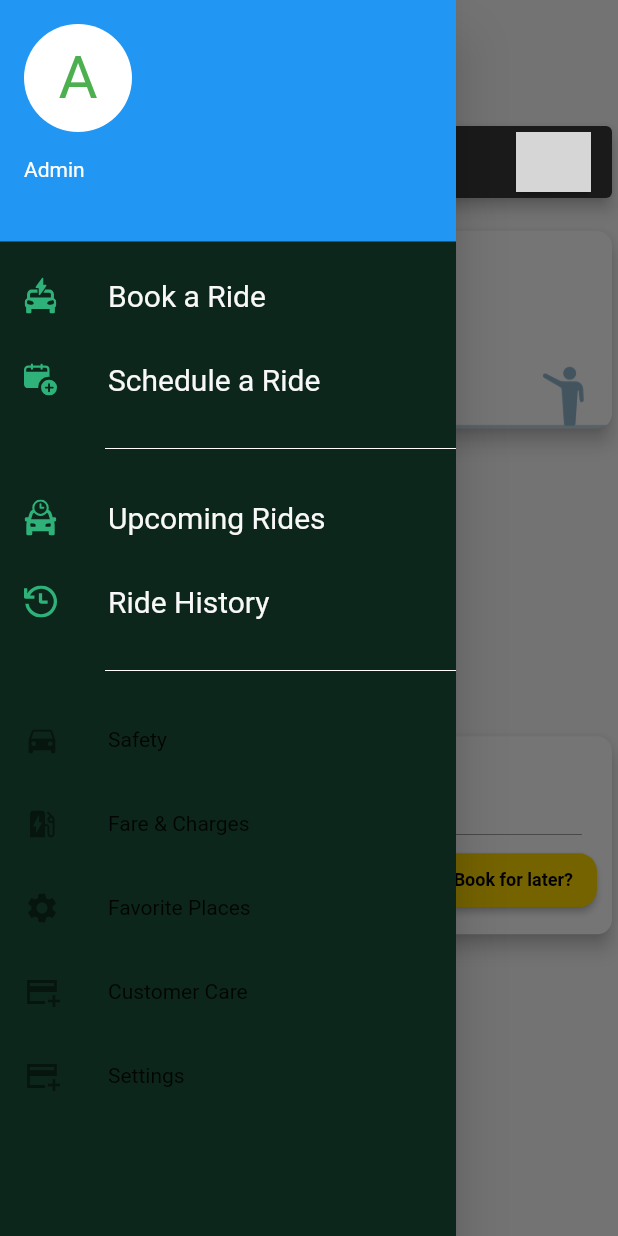
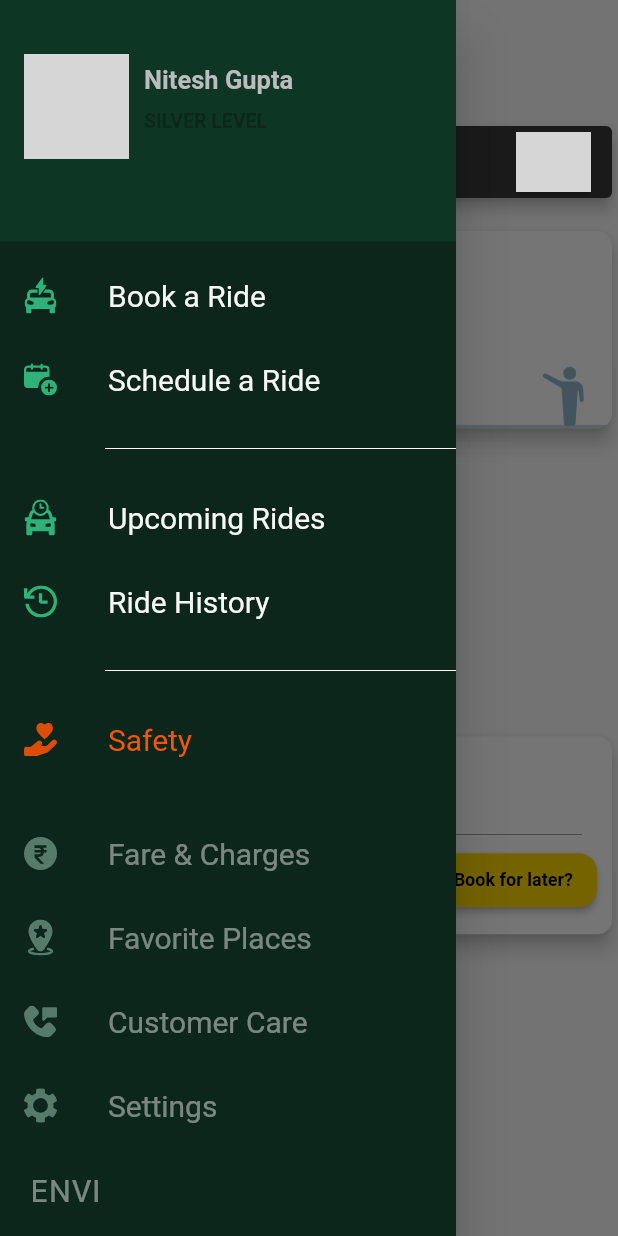
Before and after one commit to SumitTrivedi073/EnviUserFlutter, a Flutter app: the HomePage screen opened directly, with the side drawer open, on a phone screen of 412 x 824 dp. Run offline on Flutter 3.47's test engine with Material 2 defaults, Android fonts, the phone set to English and light mode, and no system bars; our stand-ins replace flutter_svg, fluttertoast, shared_preferences; accounts and stored records are empty; network calls fail; project files that could hold a hidden picture were left out; grey boxes are pictures that could not be loaded.

Commit message:
navigation complete

```diff
--- /dev/null
+++ b/lib/controller/ridehistory/ridehistoryPage.dart
@@ -0,0 +1,25 @@
+import 'package:envi/uiwidget/appbarInside.dart';
+import 'package:flutter/cupertino.dart';
+import 'package:flutter/material.dart';
+
+class RideHistoryPage extends StatefulWidget {
+
+  @override
+  State<RideHistoryPage> createState() => _RideHistoryPageState();
+}
+
+class _RideHistoryPageState extends State<RideHistoryPage> {
+
+  @override
+  Widget build(BuildContext context) {
+    return Scaffold(
+
+      body:  Column(
+        children: const [
+          AppBarInsideWidget(title: "Ride History",),
+
+        ],
+      ),
+    );
+  }
+}
--- a/lib/main.dart
+++ b/lib/main.dart
@@ -1,4 +1,5 @@
 import 'package:envi/UiWidget/cardbanner.dart';
+import 'package:envi/controller/ridehistory/ridehistoryPage.dart';
 import 'package:envi/theme/theme.dart';
 import 'package:envi/theme/responsive.dart';
 import 'package:envi/web_service/Constant.dart';
@@ -19,6 +20,7 @@ class MyApp extends StatelessWidget {
 
   @override
   Widget build(BuildContext context) {
+
     return MaterialApp(
       title: 'Envi',
       debugShowCheckedModeBanner: false,
@@ -32,7 +34,8 @@ class MyApp extends StatelessWidget {
         home: MainEntryPoint(),
         routes: {
           pageRoutes.login: (context) => Loginpage(),
-          pageRoutes.setting: (context) => HomePage(title: "title"),
+          pageRoutes.homeMaster: (context) => HomePage(title: "title"),
+          pageRoutes.ridehistories:(context) => RideHistoryPage(),
         },
       )
     );
--- a/lib/theme/color.dart
+++ b/lib/theme/color.dart
@@ -9,6 +9,10 @@ class AppColor {
   static const lightwhite = Color(0xFFF8F8F8);
   static const grey = Color(0xFFBCBCBC);
   static const drawercontainer = Color(0xFF0D261B);
+static const drawertop = Color(0xFF0D3624);
+  static const red = Color(0xFFF75600);
+
+  static const lightText = Color.fromRGBO(255, 255, 255, 0.45);
 }
 var greyblack = 0xFF393939;
 var baigni = 0xFFC581FF;
--- a/lib/theme/theme.dart
+++ b/lib/theme/theme.dart
@@ -11,7 +11,23 @@ ThemeData appTheme() {
 getPadding({@required context, top: 0.0, right: 0.0, bottom: 0.0, left: 0.0}) {
   return EdgeInsets.only(top: top, right: right, bottom: bottom, left: left);
 }
-
+getsmallNetworkImage(context, path) {
+  if (path != null && path != null) {
+    return CircleAvatar(radius: 18,foregroundImage:NetworkImage(path) ) ;//Image.network(path,height: 40, fit: BoxFit.cover);
+  } else {
+    return Container(
+      color: colorThemeData['backgroundColor'],
+      alignment: Alignment.center,
+      child: Text(
+        'No Image Uploaded',
+        style: TextStyle(
+            fontSize: 5,
+            fontWeight: FontWeight.bold,
+            color: colorThemeData['secondaryTextColor']),
+      ),
+    );
+  }
+}
 
 
 getStatusColor(context, status) {
--- /dev/null
+++ b/lib/uiwidget/appbarInside.dart
@@ -0,0 +1,131 @@
+
+import 'package:envi/uiwidget/robotoTextWidget.dart';
+import 'package:flutter/material.dart';
+import 'package:flutter_svg/svg.dart';
+
+import '../theme/color.dart';
+
+
+class AppBarInsideWidget extends StatelessWidget{
+  const AppBarInsideWidget({Key? key, required this.title}) : super(key: key);
+  final String title;
+  // @override
+  // State<StatefulWidget> createState() => _AppBarInsidePageState();
+
+  @override
+  Widget build(BuildContext context) {
+    // TODO: implement build
+    return Container(
+      height: 150,
+      child: Stack(
+        children: <Widget>[
+          Positioned(
+            top: 80.0,
+            left: 0.0,
+            right: 0.0,
+            child: Card(
+              elevation: 4,
+              color: Color(greyblack),
+              child: Container(
+                padding: const EdgeInsets.symmetric(horizontal: 10.0),
+                child: Row(
+                  mainAxisAlignment: MainAxisAlignment.spaceBetween,
+
+                  children: [
+                    IconButton(
+                      icon: SvgPicture.asset(
+                        "assets/svg/chevron-back-button.svg",
+                        width: 22,
+                        height: 24,
+
+                      ),
+                      onPressed: () {
+                        Navigator.pop(context);
+                      },
+                    ),
+
+                    Container(
+                      alignment: Alignment.center,
+                      child: Row(
+                        children: [
+                          robotoTextWidget(textval: title,colorval: AppColor.lightwhite,sizeval: 18.0,fontWeight: FontWeight.bold,),
+                        ],
+                      ),
+                    ),
+
+                    Card(
+                      child: Image.network("https://i.picsum.photos/id/1001/5616/3744.jpg?hmac=38lkvX7tHXmlNbI0HzZbtkJ6_wpWyqvkX4Ty6vYElZE",
+                        fit: BoxFit.fill,height: 40,
+                        width: 40,),
+                    )
+                  ],
+                ),
+              ),
+            ),
+          ),
+        ],
+      ),
+    );
+  }
+}
+
+// class _AppBarInsidePageState extends State<AppBarInsideWidget> {
+//
+//
+//   @override
+//   Widget build(BuildContext context) {
+//     // TODO: implement build
+//     return Container(
+//       height: 150,
+//       child: Stack(
+//         children: <Widget>[
+//           Positioned(
+//             top: 80.0,
+//             left: 0.0,
+//             right: 0.0,
+//             child: Card(
+//               elevation: 4,
+//               color: Color(greyblack),
+//               child: Container(
+//                 padding: const EdgeInsets.symmetric(horizontal: 10.0),
+//                 child: Row(
+//                   mainAxisAlignment: MainAxisAlignment.spaceBetween,
+//
+//                   children: [
+//                     IconButton(
+//                       icon: SvgPicture.asset(
+//                         "assets/svg/chevron-back-button.svg",
+//                         width: 22,
+//                         height: 24,
+//
+//                       ),
+//                       onPressed: () {
+//                         Navigator.pop(context);
+//                       },
+//                     ),
+//
+//                     Container(
+//                       alignment: Alignment.center,
+//                       child: Row(
+//                         children: [
+//                           robotoTextWidget(textval: widget.title,colorval: AppColor.lightwhite,sizeval: 18.0,fontWeight: FontWeight.bold,),
+//                         ],
+//                       ),
+//                     ),
+//
+//                     Card(
+//                       child: Image.network("https://i.picsum.photos/id/1001/5616/3744.jpg?hmac=38lkvX7tHXmlNbI0HzZbtkJ6_wpWyqvkX4Ty6vYElZE",
+//                         fit: BoxFit.fill,height: 40,
+//                         width: 40,),
+//                     )
+//                   ],
+//                 ),
+//               ),
+//             ),
+//           ),
+//         ],
+//       ),
+//     );
+//
+//   }
+// }
--- a/lib/uiwidget/navigationdrawer.dart
+++ b/lib/uiwidget/navigationdrawer.dart
@@ -1,8 +1,10 @@
 import 'package:envi/uiwidget/robotoTextWidget.dart';
+import 'package:envi/uiwidget/sfcompactTextWidget.dart';
 import 'package:flutter/material.dart';
 import 'package:flutter_svg/svg.dart';
 import 'package:shared_preferences/shared_preferences.dart';
 import '../theme/color.dart';
+import '../theme/theme.dart';
 import '../web_service/Constant.dart';
 import 'package:envi/UiWidget/pageRoutes.dart';
 
@@ -32,25 +34,62 @@ class _NavigationPageState extends State<NavigationDrawer> {
   Widget build(BuildContext context) {
     // TODO: implement build
     return Drawer(
-      child: Container(color: c1
-        ,
+      child: Container(color: AppColor.drawercontainer,
         child: ListView(
           // Important: Remove any padding from the ListView.
           padding: EdgeInsets.zero,
           children: <Widget>[
-            UserAccountsDrawerHeader(
+            DrawerHeader(
+              decoration: const BoxDecoration(
+                color: AppColor.drawertop,
+              ),
+              child: Container(
+                child: Column(
+                    mainAxisAlignment: MainAxisAlignment.start,
+                    crossAxisAlignment: CrossAxisAlignment.center,
+                    children: [
+                      Row(
+                          mainAxisAlignment: MainAxisAlignment.start,
+                          children: [
+                            Container(
+                              height: 70.0,
+                              width: 70.0,
+                              margin: const EdgeInsets.only(top: 20.0),
+                              decoration: const BoxDecoration(
+                                color: Colors.white,
+                                shape: BoxShape.circle,
+                              ),
+                              child: ClipRRect(
+                                borderRadius: BorderRadius.circular(50.0),
+                                child: getsmallNetworkImage(context
+                                    ,"https://i.picsum.photos/id/1001/5616/3744.jpg?hmac=38lkvX7tHXmlNbI0HzZbtkJ6_wpWyqvkX4Ty6vYElZE"),
+                              ),
+                            ),
 
-              accountName: const Text("Admin", style: TextStyle(color: Colors.white)),
-              accountEmail:
-              Text(email ?? "", style: const TextStyle(color: Colors.white)),
-              currentAccountPicture: const CircleAvatar(
-                backgroundColor: Colors.white,
-                child: Text(
-                  "A",
-                  style: TextStyle(fontSize: 40.0, color: Colors.green),
+                            const SizedBox(
+                              width: 10,
+                            ),
+                            userDetails(),
+                          ]
+                      ),
+
+                    ]
                 ),
               ),
             ),
+            // UserAccountsDrawerHeader(
+            //
+            //   accountName: const Text("Admin", style: TextStyle(color: Colors.white)),
+            //   accountEmail:
+            //   Text(email ?? "", style: const TextStyle(color: Colors.white)),
+            //   currentAccountPicture: const CircleAvatar(
+            //     backgroundColor: Colors.white,
+            //     child: Text(
+            //       "A",
+            //       style: TextStyle(fontSize: 40.0, color: Colors.green),
+            //     ),
+            //   ),
+            // ),
             ListTile(
               leading:  SvgPicture.asset(
                 "assets/svg/book-ride.svg",
@@ -58,7 +97,7 @@ class _NavigationPageState extends State<NavigationDrawer> {
                 height: 24,
 
               ),
-              title:robotoTextWidget(textval: MenuBookaRide,colorval: AppColor.lightwhite,sizeval: 20.0,fontWeight: FontWeight.normal,),// Text(MenuBookaRide,style: TextStyle(fontSize: 20.0, color: Colors.white, fontFamily: 'Roboto'),),
+              title:robotoTextWidget(textval: menuBookaRide,colorval: AppColor.lightwhite,sizeval: 20.0,fontWeight: FontWeight.normal,),// Text(MenuBookaRide,style: TextStyle(fontSize: 20.0, color: Colors.white, fontFamily: 'Roboto'),),
               onTap: () {
                 Navigator.pushReplacementNamed(context, pageRoutes.homeMaster);
               },
@@ -71,7 +110,7 @@ class _NavigationPageState extends State<NavigationDrawer> {
                 height: 24,
 
               ),
-              title:robotoTextWidget(textval: MenuScheduleaRide,colorval: AppColor.lightwhite,sizeval: 20.0,fontWeight: FontWeight.normal,),// Text(MenuBookaRide,style: TextStyle(fontSize: 20.0, color: Colors.white, fontFamily: 'Roboto'),),
+              title:robotoTextWidget(textval: menuScheduleaRide,colorval: AppColor.lightwhite,sizeval: 20.0,fontWeight: FontWeight.normal,),// Text(MenuBookaRide,style: TextStyle(fontSize: 20.0, color: Colors.white, fontFamily: 'Roboto'),),
               onTap: () {
                 Navigator.pushReplacementNamed(context, pageRoutes.homeMaster);
               },
@@ -96,7 +135,7 @@ class _NavigationPageState extends State<NavigationDrawer> {
                 height: 24,
 
               ),
-              title:robotoTextWidget(textval: MenuUpcomingRide,colorval: AppColor.lightwhite,sizeval: 20.0,fontWeight: FontWeight.normal,),// Text(MenuBookaRide,style: TextStyle(fontSize: 20.0, color: Colors.white, fontFamily: 'Roboto'),),
+              title:robotoTextWidget(textval: menuUpcomingRide,colorval: AppColor.lightwhite,sizeval: 20.0,fontWeight: FontWeight.normal,),
               onTap: () {
                 Navigator.pushReplacementNamed(context, pageRoutes.homeMaster);
               },
@@ -109,9 +148,10 @@ class _NavigationPageState extends State<NavigationDrawer> {
                 height: 24,
 
               ),
-              title:robotoTextWidget(textval: MenuRideHistory,colorval: AppColor.lightwhite,sizeval: 20.0,fontWeight: FontWeight.normal,),// Text(MenuBookaRide,style: TextStyle(fontSize: 20.0, color: Colors.white, fontFamily: 'Roboto'),),
+              title:robotoTextWidget(textval: menuRideHistory,colorval: AppColor.lightwhite,sizeval: 20.0,fontWeight: FontWeight.normal,),// Text(MenuBookaRide,style: TextStyle(fontSize: 20.0, color: Colors.white, fontFamily: 'Roboto'),),
               onTap: () {
-                Navigator.pushReplacementNamed(context, pageRoutes.homeMaster);
+
+                Navigator.pushReplacementNamed(context, pageRoutes.ridehistories);
               },
             ),
             const SizedBox(
@@ -128,44 +168,76 @@ class _NavigationPageState extends State<NavigationDrawer> {
               height: 10,
             ),
 
+            ListTile(
+              leading:  SvgPicture.asset(
+                "assets/svg/safety.svg",
+                width: 22,
+                height: 24,
+
+              ),
+              title:robotoTextWidget(textval: menuSafety,colorval: AppColor.red,sizeval: 20.0,fontWeight: FontWeight.normal,),// Text(MenuBookaRide,style: TextStyle(fontSize: 20.0, color: Colors.white, fontFamily: 'Roboto'),),
+              onTap: () {
+                Navigator.pushReplacementNamed(context, pageRoutes.homeMaster);
+              },
+            ),
+            const SizedBox(
+              height: 20,
+            ),
+            ListTile(
+              leading:  SvgPicture.asset(
+                "assets/svg/fare-charges.svg",
+                width: 22,
+                height: 24,
+
+              ),
+              title:robotoTextWidget(textval: menuFareCharges,colorval: AppColor.lightText,sizeval: 20.0,fontWeight: FontWeight.normal,),
+              onTap: () {
+                Navigator.pushReplacementNamed(context, pageRoutes.homeMaster);
+              },
+            ),
 
             ListTile(
-              leading: const Icon(Icons.directions_car),
-              title: Text(MenuSafety),
+              leading:  SvgPicture.asset(
+                "assets/svg/favorite-places.svg",
+                width: 22,
+                height: 24,
+
+              ),
+              title:robotoTextWidget(textval: menuFavoritePlaces,colorval: AppColor.lightText,sizeval: 20.0,fontWeight: FontWeight.normal,),
               onTap: () {
-                Navigator.pushReplacementNamed(
-                    context, pageRoutes.assign_vehicle);
+                Navigator.pushReplacementNamed(context, pageRoutes.homeMaster);
               },
             ),
             ListTile(
-              leading: const Icon(Icons.ev_station),
-              title: Text(MenuFareCharges),
+              leading:  SvgPicture.asset(
+                "assets/svg/customer-care.svg",
+                width: 22,
+                height: 24,
+
+              ),
+              title:robotoTextWidget(textval: menuCustomerCare,colorval: AppColor.lightText,sizeval: 20.0,fontWeight: FontWeight.normal,),
               onTap: () {
-                Navigator.pushReplacementNamed(
-                    context, pageRoutes.charging_station);
+                Navigator.pushReplacementNamed(context, pageRoutes.homeMaster);
               },
             ),
             ListTile(
-              leading: const Icon(Icons.settings),
-              title: Text(MenuFavoritePlaces),
+              leading:  SvgPicture.asset(
+                "assets/svg/settings.svg",
+                width: 22,
+                height: 24,
+
+              ),
+              title:robotoTextWidget(textval: menuSettings,colorval: AppColor.lightText,sizeval: 20.0,fontWeight: FontWeight.normal,),
               onTap: () {
-                Navigator.pushReplacementNamed(
-                    context, pageRoutes.development_option);
+                Navigator.pushReplacementNamed(context, pageRoutes.homeMaster);
               },
             ),
-            ListTile(
-              leading: const Icon(Icons.add_card_sharp),
-              title: Text(MenuCustomerCare),
-              onTap: () {
-                Navigator.pushReplacementNamed(context, pageRoutes.manual_trip);
-              },
+            const SizedBox(
+              height: 15,
             ),
-            ListTile(
-              leading: const Icon(Icons.add_card_sharp),
-              title: Text(MenuSettings),
-              onTap: () {
-                Navigator.pushReplacementNamed(context, pageRoutes.manual_trip);
-              },
+            footerView(),
+            const SizedBox(
+              height: 15,
             ),
           ],
         ),
@@ -173,4 +245,42 @@ class _NavigationPageState extends State<NavigationDrawer> {
 
     );
   }
+  Column userDetails(){
+    return Column(crossAxisAlignment: CrossAxisAlignment.start, children: const [
+      SizedBox(
+        height: 10,
+      ),
+     robotoTextWidget(textval: 'Nitesh Gupta', colorval: AppColor.grey,fontWeight: FontWeight.bold,sizeval: 17.0,),
+       SizedBox(
+        height: 10,
+      ),
+      robotoTextWidget(textval: 'SILVER LEVEL', colorval: AppColor.drawercontainer,fontWeight: FontWeight.bold,sizeval: 13.0,),
+
+    ]);
+  }
+  Row footerView(){
+    return  Row(
+        mainAxisAlignment: MainAxisAlignment.start,
+        crossAxisAlignment: CrossAxisAlignment.start,
+        children: <Widget>[
+          const Padding(
+              padding: EdgeInsets.only(left: 20),
+              child: Divider(
+                  color: Colors.white
+              )
+          ),
+          Expanded(
+            flex: 1,
+            child: Column(
+              mainAxisAlignment: MainAxisAlignment.spaceBetween,
+              crossAxisAlignment: CrossAxisAlignment.start,
+              children: const [
+SFCompactTextWidget(textval: "ENVI", colorval: AppColor.lightText, sizeval: 22.0, fontWeight: FontWeight.normal)
+              ],
+            ),
+          ),
+
+
+        ]);
+  }
 }
--- a/lib/uiwidget/pageRoutes.dart
+++ b/lib/uiwidget/pageRoutes.dart
@@ -2,21 +2,11 @@
 class pageRoutes {
   static const String mainEntry = '/MainEntry';
   static const String homeMaster = '/HomeMasterPage';
-  static const String dashboard = '/MainEntry';
-  static const String promotion = '/promotionPage.routeName';
-  static const String cars = '/CarPage.routeName';
-  static const String drivers = '/DriverPage';
-  static const String assign_vehicle = '/assignvehiclepage';
-  static const String charging_station = '/ChargingStationPage';
-  static const String development_option = '/DevelopmentOptionPage';
-  static const String manual_trip = '/ManualTrip';
-  static const String schedule = '/schedule';
-  static const String changepassword = '/changepassword';
+  static const String ridehistories = '/RideHistory';
   static const String login = '/login';
   static const String setting = '/setting';
   static const String mappage = '/Map';
-
   static const String chatsupport ="/chatsupport";
 
-  static const String Map ='/map';
+  static const String map ='/map';
 }
--- a/lib/web_service/Constant.dart
+++ b/lib/web_service/Constant.dart
@@ -1,14 +1,14 @@
 const defaultPadding = 5.0;
 
-var MenuBookaRide = "Book a Ride";
-var MenuScheduleaRide = "Schedule a Ride";
-var MenuUpcomingRide = "Upcoming Rides";
-var MenuRideHistory = "Ride History";
-var MenuSafety = "Safety";
-var MenuFareCharges = "Fare & Charges";
-var MenuFavoritePlaces = "Favorite Places";
-var MenuCustomerCare = "Customer Care";
-var MenuSettings = "Settings";
+var menuBookaRide = "Book a Ride";
+var menuScheduleaRide = "Schedule a Ride";
+var menuUpcomingRide = "Upcoming Rides";
+var menuRideHistory = "Ride History";
+var menuSafety = "Safety";
+var menuFareCharges = "Fare & Charges";
+var menuFavoritePlaces = "Favorite Places";
+var menuCustomerCare = "Customer Care";
+var menuSettings = "Settings";
 
 var mobileLoginBackGround = "assets/images/mobileLoginBackgroundImage.png";
 var loginPageBackgroundImage = "assets/images/loginBackgroundImage.png";
```
Also changed, not shown: assets/svg/chevron-back-button.svg (added), assets/svg/customer-care.svg (added), assets/svg/fare-charges.svg (added), assets/svg/favorite-places.svg (added), assets/svg/safety.svg (added), assets/svg/settings.svg (added).
